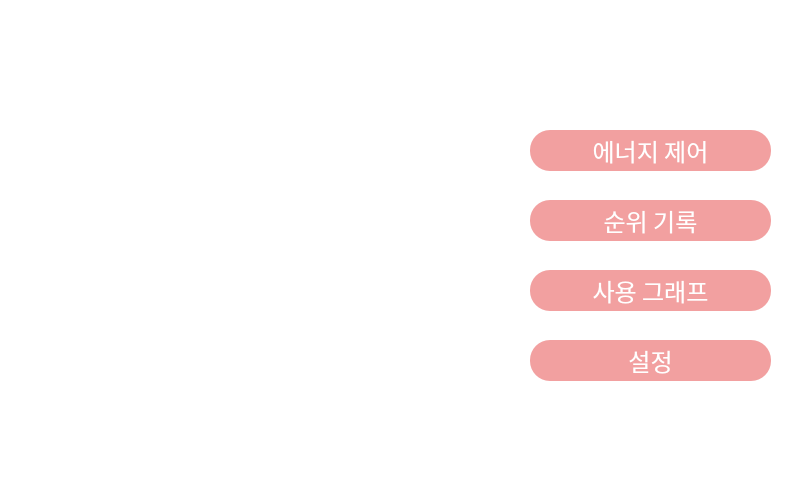
The window that designer/main_energyprotector.ui (dsm-change-maker/energyprotector-raspberrypi-gui) describes before a commit, drawn with Qt 5.
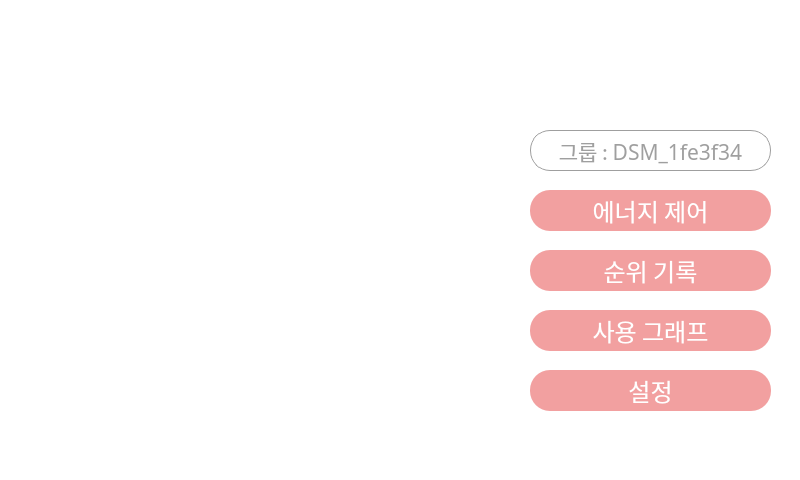
The same window after the commit. Icons and pictures are not drawn.

```diff
--- a/designer/main_energyprotector.ui
+++ b/designer/main_energyprotector.ui
@@ -40,7 +40,7 @@
     <property name="geometry">
      <rect>
       <x>530</x>
-      <y>130</y>
+      <y>190</y>
       <width>241</width>
       <height>41</height>
      </rect>
@@ -68,7 +68,7 @@
     <property name="geometry">
      <rect>
       <x>530</x>
-      <y>200</y>
+      <y>250</y>
       <width>241</width>
       <height>41</height>
      </rect>
@@ -96,7 +96,7 @@
     <property name="geometry">
      <rect>
       <x>530</x>
-      <y>270</y>
+      <y>310</y>
       <width>241</width>
       <height>41</height>
      </rect>
@@ -124,7 +124,7 @@
     <property name="geometry">
      <rect>
       <x>530</x>
-      <y>340</y>
+      <y>370</y>
       <width>241</width>
       <height>41</height>
      </rect>
@@ -163,6 +163,34 @@
     <widget class="QWidget" name="page_control_energy"/>
     <widget class="QWidget" name="page_rank_log"/>
    </widget>
+   <widget class="QLabel" name="group_name_label">
+    <property name="geometry">
+     <rect>
+      <x>530</x>
+      <y>130</y>
+      <width>241</width>
+      <height>41</height>
+     </rect>
+    </property>
+    <property name="font">
+     <font>
+      <family>나눔바른펜</family>
+      <pointsize>16</pointsize>
+     </font>
+    </property>
+    <property name="styleSheet">
+     <string notr="true">background-color: white;
+color: #9f9f9f;
+border: 1px solid #9f9f9f;
+border-radius: 20%;</string>
+    </property>
+    <property name="text">
+     <string>그룹 : DSM_1fe3f34</string>
+    </property>
+    <property name="alignment">
+     <set>Qt::AlignCenter</set>
+    </property>
+   </widget>
   </widget>
   <widget class="QMenuBar" name="menubar">
    <property name="geometry">
```
